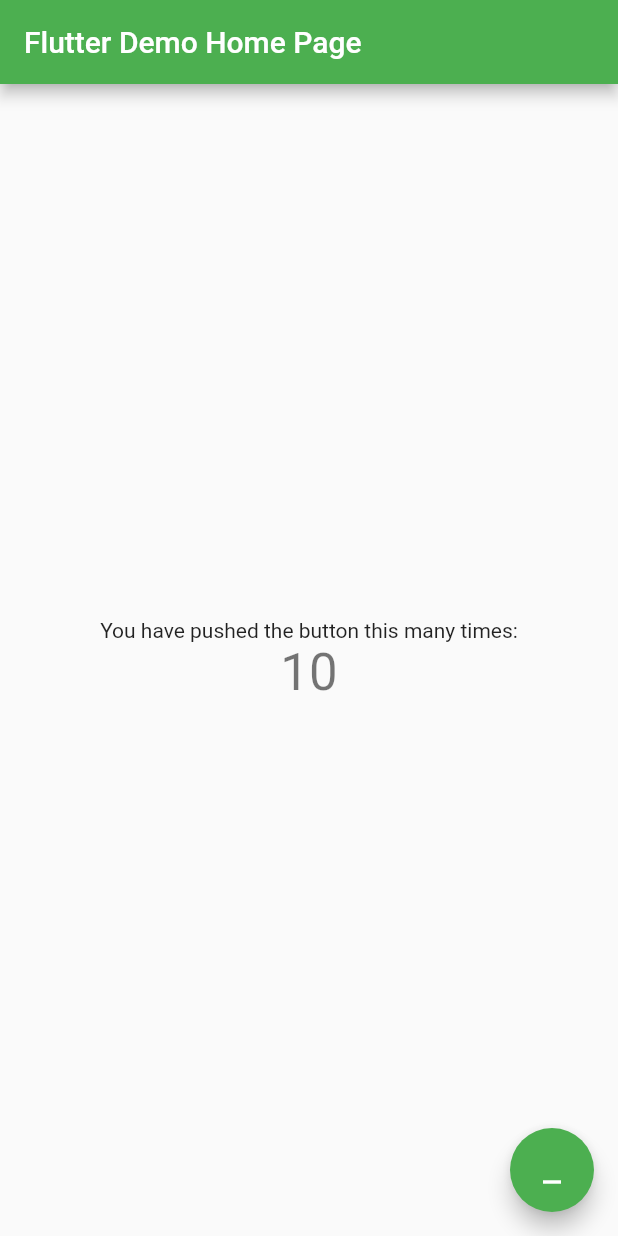
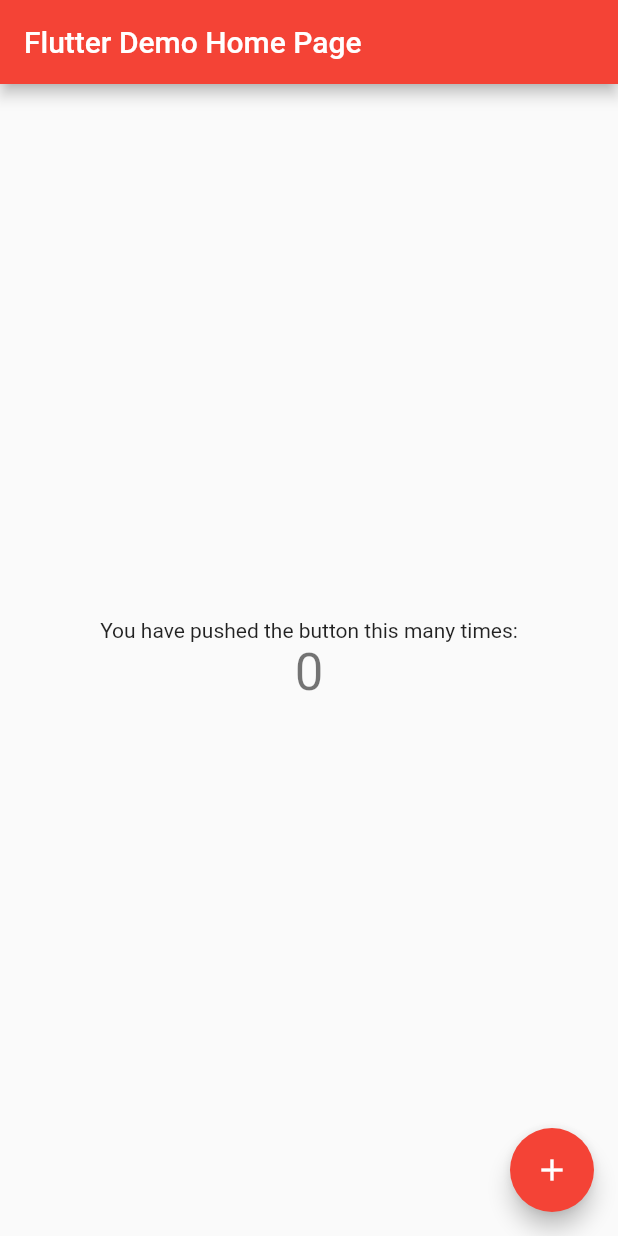
Before and after one commit to Kakomo/teste, a Flutter app: the screen it shows after launch, on a phone screen of 412 x 824 dp. Run offline on Flutter 3.47's test engine with Material 2 defaults, Android fonts, the phone set to English and light mode, and no system bars.

Commit message:
Aula 2 - criamos um novo contador e pintamos o app de vermelho!

```diff
--- a/lib/main.dart
+++ b/lib/main.dart
@@ -6,7 +6,7 @@ void main() {
 
 class MyApp extends StatelessWidget {
   // This widget is the root of your application.
-  Color cor = Colors.green;
+  Color cor = Colors.red;
   @override
   Widget build(BuildContext context) {
     return MaterialApp(
@@ -52,6 +52,7 @@ class MyHomePage extends StatefulWidget {
 
 class _MyHomePageState extends State<MyHomePage> {
   int _counter = 10;
+  int _counterTwo = 0;
 
   void _incrementCounter() {
     setState(() {
@@ -60,7 +61,7 @@ class _MyHomePageState extends State<MyHomePage> {
       // so that the display can reflect the updated values. If we changed
       // _counter without calling setState(), then the build method would not be
       // called again, and so nothing would appear to happen.
-      _counter--;
+      _counterTwo++;
     });
   }
 
@@ -102,7 +103,7 @@ class _MyHomePageState extends State<MyHomePage> {
               'You have pushed the button this many times:',
             ),
             Text(
-              '$_counter',
+              '$_counterTwo',
               style: Theme.of(context).textTheme.headline4,
             ),
           ],
@@ -111,7 +112,7 @@ class _MyHomePageState extends State<MyHomePage> {
       floatingActionButton: FloatingActionButton(
         onPressed: _incrementCounter,
         tooltip: 'Increment',
-        child: Icon(Icons.minimize),
+        child: Icon(Icons.add),
       ), // This trailing comma makes auto-formatting nicer for build methods.
     );
   }
```
